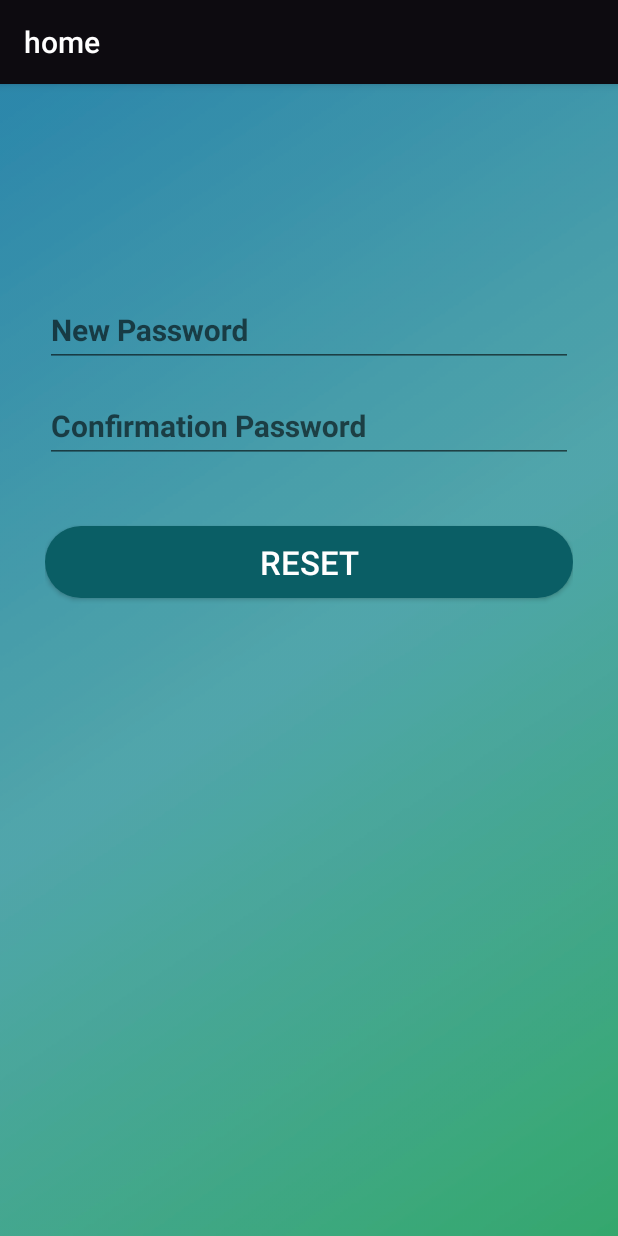
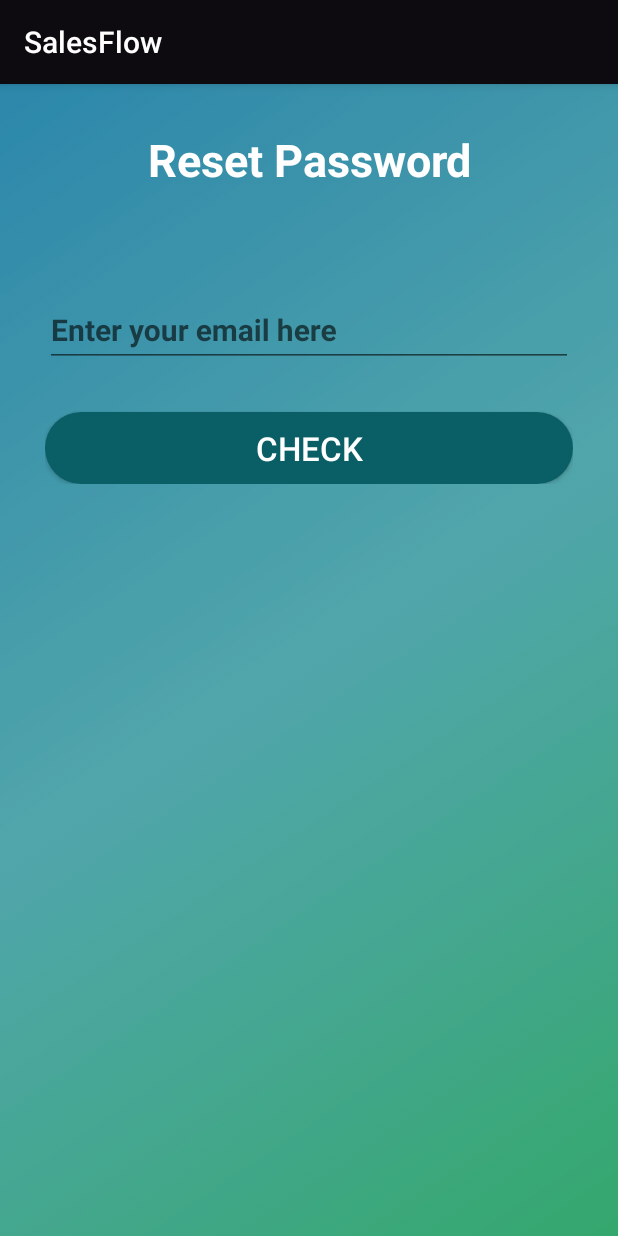
Before and after one commit to Khairul989/pos-sales, an Android app: the resetProfile screen opened directly, with no data from a screen before it, on a phone screen of 412 x 824 dp. Run offline under Robolectric (Android 15) with nearby library versions, the phone set to English and light mode, and no system bars; our stand-ins replace Firebase (no records; nobody signed in at launch, a user with empty details on screens opened directly).

Commit message:
-major update

```diff
--- a/app/src/main/AndroidManifest.xml
+++ b/app/src/main/AndroidManifest.xml
@@ -13,6 +13,7 @@
         android:theme="@style/AppTheme">
         <activity android:name=".AddProduct"></activity>
         <activity android:name=".resetProfile"></activity>
+        <activity android:name=".viewprofile"></activity>
         <activity android:name=".MainActivity" />
         <activity android:name=".signup" />
         <activity android:name=".login">
--- a/app/src/main/java/com/example/home/resetProfile.java
+++ b/app/src/main/java/com/example/home/resetProfile.java
@@ -1,13 +1,123 @@
 package com.example.home;
 
+import androidx.annotation.NonNull;
+import androidx.appcompat.app.AlertDialog;
 import androidx.appcompat.app.AppCompatActivity;
+
+import android.content.DialogInterface;
+import android.content.Intent;
 import android.os.Bundle;
+import android.view.View;
+import android.widget.Button;
+import android.widget.EditText;
+import android.widget.TextView;
+import android.widget.Toast;
+
+import com.google.android.gms.tasks.OnCompleteListener;
+import com.google.android.gms.tasks.OnFailureListener;
+import com.google.android.gms.tasks.OnSuccessListener;
+import com.google.android.gms.tasks.Task;
+import com.google.android.material.textfield.TextInputLayout;
+import com.google.firebase.auth.FirebaseAuth;
+import com.google.firebase.firestore.DocumentReference;
+import com.google.firebase.firestore.DocumentSnapshot;
+import com.google.firebase.firestore.EventListener;
+import com.google.firebase.firestore.FirebaseFirestore;
+import com.google.firebase.firestore.FirebaseFirestoreException;
+import com.google.firebase.firestore.QuerySnapshot;
+
+import java.util.Iterator;
+
+import javax.annotation.Nullable;
 
 public class resetProfile extends AppCompatActivity {
 
-    @Override
+    EditText email;
+    TextView fn,emailtv,phone;
+    FirebaseFirestore ff;
+    TextInputLayout kotak2;
+    FirebaseAuth fa;
+    String mail,fullname,emails,phoneNo;
+
     protected void onCreate(Bundle savedInstanceState) {
         super.onCreate(savedInstanceState);
         setContentView(R.layout.activity_reset_profile2);
+        email = findViewById(R.id.resetEmail);
+        fn = findViewById(R.id.resetFn);
+        emailtv = findViewById(R.id.resEmailtv);
+        phone = findViewById(R.id.resPhone);
+        ff = FirebaseFirestore.getInstance();
+        kotak2 = findViewById(R.id.kotak2);
+        fa = FirebaseAuth.getInstance();
+    }
+
+    public void btnCheck(View view) {
+        ff.collection("user")
+                .get().addOnCompleteListener(new OnCompleteListener<QuerySnapshot>() {
+            @Override
+            public void onComplete(@NonNull Task<QuerySnapshot> task) {
+                boolean found = false;
+                for(DocumentSnapshot doc: task.getResult()){
+                     mail = doc.getString("email");
+
+                    if (mail.equals(email.getText().toString())){
+                        fullname = doc.getString("fullname");
+                        emails = doc.getString("email");
+                        phoneNo = doc.getString("phone");
+                        found = true;
+                        System.out.println(mail);
+                    }
+                }
+                if (found ==  true){
+                    fn.setText(fullname);
+                    emailtv.setText(emails);
+                    phone.setText(phoneNo);
+
+                    kotak2.setVisibility(View.VISIBLE);
+                }
+                else
+                {
+                    kotak2.setVisibility(View.GONE);
+                    Toast.makeText(getApplicationContext(), "User did not exist. Please enter valid email!!", Toast.LENGTH_SHORT).show();
+                }
+            }
+        });
+    }
+
+    public void btnProceed(View view) {
+        final String resetmail = email.getText().toString();
+        AlertDialog.Builder a = new AlertDialog.Builder(this, R.style.MyDialogTheme);
+
+        a.setTitle("Reset Password? ");
+        a.setMessage("Confirm for password reset?");
+
+        a.setPositiveButton("Confirm", new DialogInterface.OnClickListener() {
+            @Override
+            public void onClick(DialogInterface dialog, int which) {
+                fa.sendPasswordResetEmail(resetmail).addOnSuccessListener(new OnSuccessListener<Void>() {
+                    @Override
+                    public void onSuccess(Void aVoid) {
+                        Toast.makeText(getApplicationContext(),"A reset link has been sent to your email.",Toast.LENGTH_SHORT).show();
+                    }
+                })
+                        .addOnFailureListener(new OnFailureListener() {
+                            @Override
+                            public void onFailure(@NonNull Exception e) {
+                                Toast.makeText(getApplicationContext(),"Error! Reset link cannot be sent: "+e.getMessage(),Toast.LENGTH_SHORT).show();
+                            }
+                        });
+
+            }
+        });
+
+        a.setNegativeButton("Cancel", new DialogInterface.OnClickListener() {
+            @Override
+            public void onClick(DialogInterface dialog, int which) {
+                Toast.makeText(getApplicationContext(),"Password reset canceled",Toast.LENGTH_SHORT).show();
+                startActivity(new Intent(getApplicationContext(),login.class));
+            }
+        });
+
+        a.create().show();
     }
 }
--- a/app/src/main/res/layout/activity_login.xml
+++ b/app/src/main/res/layout/activity_login.xml
@@ -81,7 +81,7 @@
         android:fontFamily="sans-serif-condensed-medium"
         android:gravity="center_horizontal"
         android:text="Forgot PassWord? Reset here"
-        android:textColor="#fff000"
+        android:textColor="#fff"
         android:textStyle="italic" />
 
     <ProgressBar
--- a/app/src/main/res/layout/activity_reset_profile2.xml
+++ b/app/src/main/res/layout/activity_reset_profile2.xml
@@ -1,5 +1,5 @@
 <?xml version="1.0" encoding="utf-8"?>
-<LinearLayout xmlns:android="http://schemas.android.com/apk/res/android"
+<RelativeLayout xmlns:android="http://schemas.android.com/apk/res/android"
     xmlns:app="http://schemas.android.com/apk/res-auto"
     xmlns:tools="http://schemas.android.com/tools"
     android:background="@drawable/background"
@@ -9,53 +9,139 @@
     android:layout_height="match_parent"
     tools:context=".resetProfile">
 
-
+    <TextView
+        android:id="@+id/textView"
+        android:layout_width="match_parent"
+        android:layout_height="wrap_content"
+        android:text="Reset Password"
+        android:textStyle="bold"
+        android:textSize="30sp"
+        android:textColor="#fff"
+        android:gravity="center"
+        />
     <com.google.android.material.textfield.TextInputLayout
         android:layout_width="match_parent"
         android:layout_height="wrap_content"
         android:layout_marginTop="100dp"
         android:focusable="true"
+        android:id="@+id/kotak1"
         android:focusableInTouchMode="true">
 
         <EditText
             android:layout_width="match_parent"
             android:layout_height="wrap_content"
-            android:hint="New Password"
+            android:id="@+id/resetEmail"
+            android:hint="Enter your email here"
             android:ems="10"
-            android:inputType="textPassword"
             android:textSize="20sp"
             android:textStyle="bold"
             />
+
+        <Button
+            android:layout_width="match_parent"
+            android:layout_height="wrap_content"
+            android:layout_marginTop="30dp"
+            android:background="@drawable/button_rounded"
+            android:onClick="btnCheck"
+            android:text="Check"
+            android:textColor="#ffff"
+            android:textSize="22sp" />
     </com.google.android.material.textfield.TextInputLayout>
 
     <com.google.android.material.textfield.TextInputLayout
         android:layout_width="match_parent"
         android:layout_height="wrap_content"
-        android:layout_marginTop="5dp"
+        android:id="@+id/kotak2"
+        android:layout_below="@+id/kotak1"
+        android:layout_marginTop="40dp"
         android:focusable="true"
-        android:focusableInTouchMode="true">
+        android:focusableInTouchMode="true"
+        android:visibility="invisible">
 
-        <EditText
+        <androidx.constraintlayout.widget.ConstraintLayout
+            android:id="@+id/cons1"
             android:layout_width="match_parent"
+            android:layout_height="match_parent">
+
+            <TextView
+                android:id="@+id/tv1"
+                android:layout_width="wrap_content"
                 android:layout_height="wrap_content"
-            android:hint="Confirmation Password"
-            android:ems="10"
-            android:inputType="text"
+                android:text="Fullname: "
+                android:textColor="#000"
                 android:textSize="20sp"
                 android:textStyle="bold"
-            />
-    </com.google.android.material.textfield.TextInputLayout>
+                app:layout_constraintBottom_toBottomOf="parent"
 
+                app:layout_constraintStart_toStartOf="parent"
+                app:layout_constraintTop_toBottomOf="@+id/cons1" />
 
+            <TextView
+                android:id="@+id/resetFn"
+                android:layout_width="wrap_content"
+                android:layout_height="wrap_content"
+                android:layout_marginLeft="5dp"
+                android:text="Fullname: "
+                android:textColor="#fff"
+                android:textSize="20sp"
+                android:textStyle="bold"
+                app:layout_constraintBottom_toTopOf="@+id/resEmailtv"
+                app:layout_constraintStart_toEndOf="@+id/tv1" />
+
+            <TextView
+                android:id="@+id/tv2"
+                android:layout_width="wrap_content"
+                android:layout_height="wrap_content"
+                android:text="Email: "
+                android:textColor="#000"
+                android:textSize="20sp"
+                android:textStyle="bold"
+                app:layout_constraintStart_toStartOf="parent"
+                app:layout_constraintTop_toBottomOf="@id/tv1" />
+
+            <TextView
+                android:id="@+id/resEmailtv"
+                android:layout_width="wrap_content"
+                android:layout_height="wrap_content"
+                android:text="Fullname: "
+                android:textColor="#fff"
+                android:textSize="20sp"
+                android:textStyle="bold"
+                app:layout_constraintStart_toStartOf="@+id/resetFn"
+                app:layout_constraintTop_toBottomOf="@id/resetFn" />
+
+            <TextView
+                android:id="@+id/tv3"
+                android:layout_width="wrap_content"
+                android:layout_height="wrap_content"
+                android:text="Phone No: "
+                android:textColor="#000"
+                android:textSize="20sp"
+                android:textStyle="bold"
+                app:layout_constraintStart_toStartOf="parent"
+                app:layout_constraintTop_toBottomOf="@id/tv2" />
+
+            <TextView
+                android:id="@+id/resPhone"
+                android:layout_width="wrap_content"
+                android:layout_height="wrap_content"
+                android:text="Phone "
+                android:textColor="#fff"
+                android:textSize="20sp"
+                android:textStyle="bold"
+                app:layout_constraintStart_toStartOf="@+id/resEmailtv"
+                app:layout_constraintTop_toBottomOf="@id/resEmailtv" />
+        </androidx.constraintlayout.widget.ConstraintLayout>
 
         <Button
             android:layout_width="match_parent"
-        android:layout_height="wrap_content"
-        android:text="Reset"
-        android:textSize="22sp"
-        android:textColor="#ffff"
-        android:layout_marginTop="42dp"
-        android:background="@drawable/button_rounded"
-        android:onClick="btn_reset"/>
+            android:layout_height="match_parent"
+            android:layout_marginTop="30dp"
+            android:text="Proceed"
+            android:onClick="btnProceed"
+            app:layout_constraintEnd_toEndOf="parent"
+            app:layout_constraintStart_toStartOf="parent"
+            app:layout_constraintTop_toBottomOf="@+id/resPhone" />
+    </com.google.android.material.textfield.TextInputLayout>
 
-</LinearLayout>
+</RelativeLayout>
--- a/app/src/main/res/layout/activity_signup.xml
+++ b/app/src/main/res/layout/activity_signup.xml
@@ -68,6 +68,7 @@
             android:id="@+id/phone"
             android:ems="10"
             android:inputType="number"
+            android:maxLength="12"
             android:textSize="20sp"
             android:textStyle="bold"
             />
--- a/app/src/main/res/values/strings.xml
+++ b/app/src/main/res/values/strings.xml
@@ -1,5 +1,5 @@
 <resources>
-    <string name="app_name">home</string>
+    <string name="app_name">SalesFlow</string>
     <string-array name="product_category">
         <item>Electronic</item>
         <item>Food and Beverage</item>
```
Also changed, not shown: app/src/main/java/com/example/home/AddProduct.java (+24 -1 lines), app/src/main/java/com/example/home/MainActivity.java (+51 -5 lines), app/src/main/java/com/example/home/editprofile.java (added, +14 -0 lines), app/src/main/java/com/example/home/signup.java (+20 -3 lines), app/src/main/java/com/example/home/viewprofile.java (added, +90 -0 lines), app/src/main/res/layout/activity_editprofile.xml (added, +113 -0 lines), app/src/main/res/layout/activity_main.xml (+5 -4 lines), app/src/main/res/layout/activity_viewprofile.xml (added, +118 -0 lines), app/src/main/res/menu/product_menu.xml (added, +11 -0 lines). Lines whose indentation alone changed are shown as unchanged.
